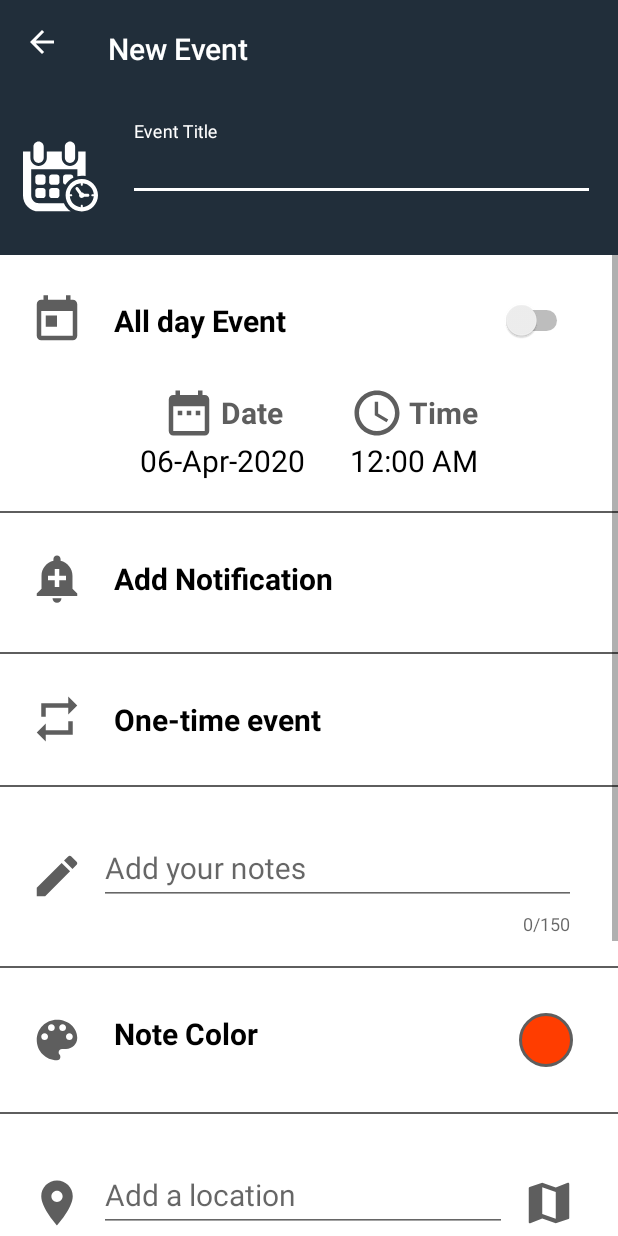
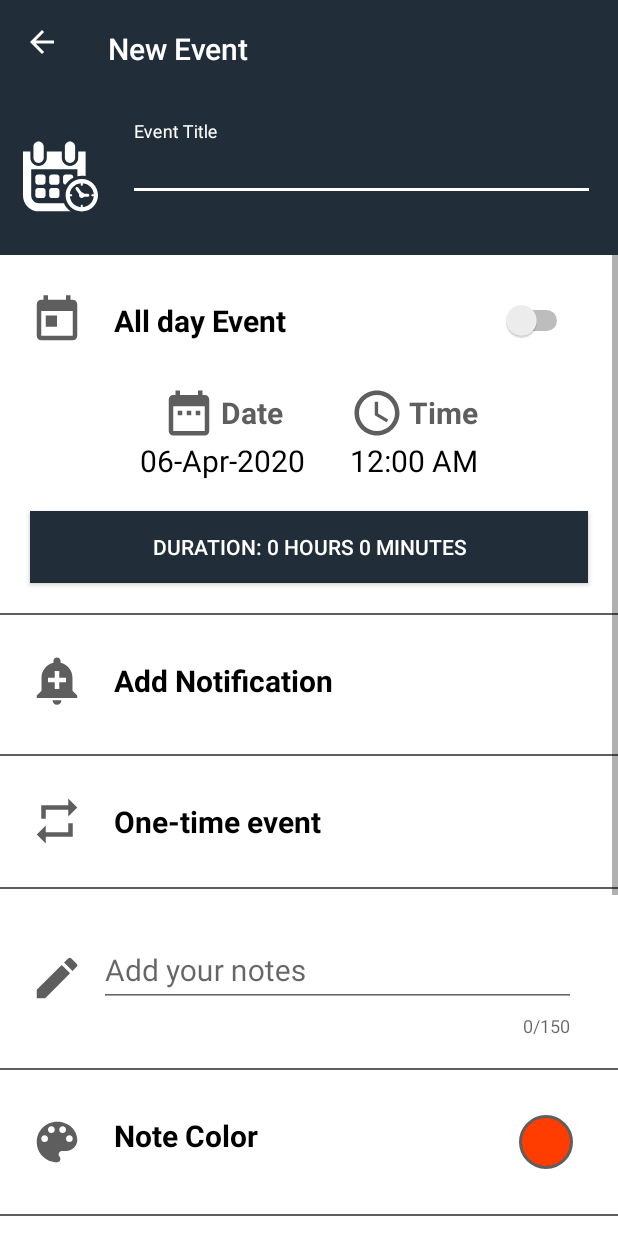
Before and after one commit to osemrt/Event-Notifier, an Android app: the layout activity_add_new_event.xml on its own in the app's theme, with its tools: preview values and no code run, on a phone screen of 412 x 824 dp. Run offline under Robolectric (Android 15) with nearby library versions, the phone set to English and light mode, and no system bars.

Commit message:
Implement set duration button

```diff
--- a/app/src/main/res/layout/activity_add_new_event.xml
+++ b/app/src/main/res/layout/activity_add_new_event.xml
@@ -125,6 +125,11 @@
                         <LinearLayout
                             android:layout_width="match_parent"
                             android:layout_height="wrap_content"
+                            android:orientation="vertical">
+
+                            <LinearLayout
+                                android:layout_width="match_parent"
+                                android:layout_height="wrap_content"
                                 android:layout_marginBottom="20dp"
                                 android:gravity="center"
                                 android:orientation="horizontal">
@@ -237,6 +242,20 @@
                                 </LinearLayout>
 
                             </LinearLayout>
+
+                            <Button
+                                android:id="@+id/AddNewEventActivity_Button_Duration"
+                                android:layout_width="match_parent"
+                                android:layout_height="wrap_content"
+                                android:layout_marginLeft="20dp"
+                                android:layout_marginRight="20dp"
+                                android:layout_marginBottom="20dp"
+                                android:background="@color/darkIndigo"
+
+                                android:text="@string/duration_0_hours_0_minutes"
+                                android:textColor="@color/white" />
+                        </LinearLayout>
+
 
                     </LinearLayout>
 
@@ -479,9 +498,9 @@
                             android:layout_width="wrap_content"
                             android:layout_height="wrap_content"
                             android:layout_marginEnd="8dp"
-                            android:onClick="getLocation"
                             android:layout_weight="0"
                             android:background="@android:color/transparent"
+                            android:onClick="getLocation"
                             app:srcCompat="@drawable/ic_map" />
 
 
```
Also changed, not shown: app/src/main/java/ce/yildiz/edu/tr/calendar/views/NewEventActivity.java (+19 -3 lines), app/src/main/res/values/styles.xml (+7 -0 lines). Lines whose indentation alone changed are shown as unchanged.
